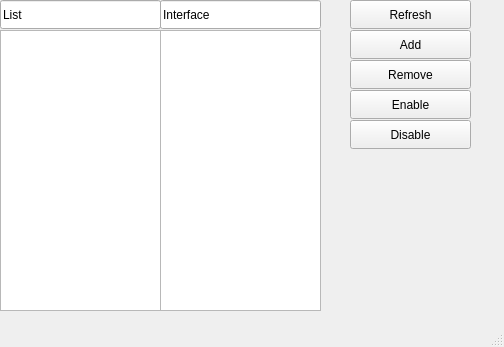
adiosko/mikrotik, file loginGUI/interfaceListMemebers.ui: the form before one commit.
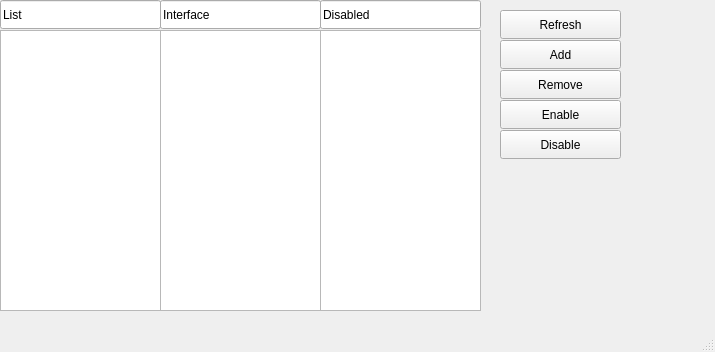
The form after the commit.

Diff of the .ui file:
```diff
--- a/loginGUI/interfaceListMemebers.ui
+++ b/loginGUI/interfaceListMemebers.ui
@@ -6,8 +6,8 @@
    <rect>
     <x>0</x>
     <y>0</y>
-    <width>504</width>
-    <height>347</height>
+    <width>715</width>
+    <height>352</height>
    </rect>
   </property>
   <property name="windowTitle">
@@ -27,8 +27,8 @@
    <widget class="QPushButton" name="enableButton">
     <property name="geometry">
      <rect>
-      <x>350</x>
-      <y>90</y>
+      <x>500</x>
+      <y>100</y>
       <width>121</width>
       <height>29</height>
      </rect>
@@ -53,8 +53,8 @@
    <widget class="QPushButton" name="disableButton">
     <property name="geometry">
      <rect>
-      <x>350</x>
-      <y>120</y>
+      <x>500</x>
+      <y>130</y>
       <width>121</width>
       <height>29</height>
      </rect>
@@ -79,8 +79,8 @@
    <widget class="QPushButton" name="refreshButton">
     <property name="geometry">
      <rect>
-      <x>350</x>
-      <y>0</y>
+      <x>500</x>
+      <y>10</y>
       <width>121</width>
       <height>29</height>
      </rect>
@@ -102,8 +102,8 @@
    <widget class="QPushButton" name="removeButton">
     <property name="geometry">
      <rect>
-      <x>350</x>
-      <y>60</y>
+      <x>500</x>
+      <y>70</y>
       <width>121</width>
       <height>29</height>
      </rect>
@@ -115,8 +115,8 @@
    <widget class="QPushButton" name="addButton">
     <property name="geometry">
      <rect>
-      <x>350</x>
-      <y>30</y>
+      <x>500</x>
+      <y>40</y>
       <width>121</width>
       <height>29</height>
      </rect>
@@ -125,6 +125,29 @@
      <string>Add</string>
     </property>
    </widget>
+   <widget class="QListWidget" name="disableField">
+    <property name="geometry">
+     <rect>
+      <x>320</x>
+      <y>30</y>
+      <width>161</width>
+      <height>281</height>
+     </rect>
+    </property>
+   </widget>
+   <widget class="QLineEdit" name="version_2">
+    <property name="geometry">
+     <rect>
+      <x>320</x>
+      <y>0</y>
+      <width>161</width>
+      <height>29</height>
+     </rect>
+    </property>
+    <property name="text">
+     <string>Disabled</string>
+    </property>
+   </widget>
   </widget>
   <widget class="QStatusBar" name="statusbar"/>
  </widget>
```
